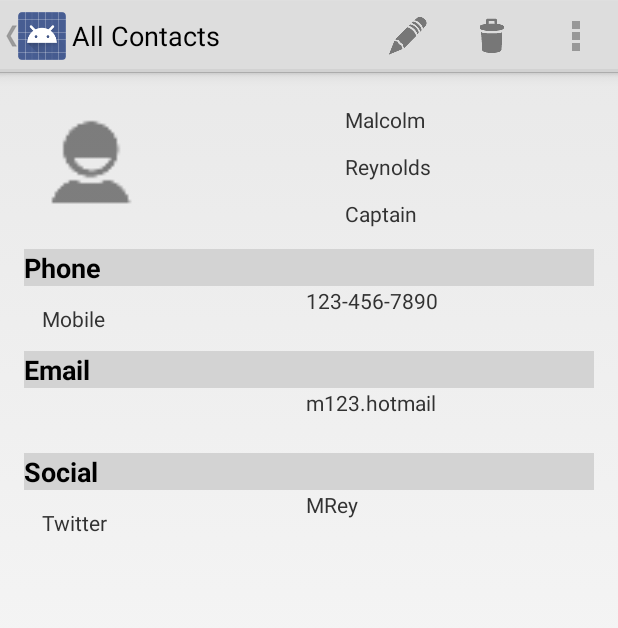
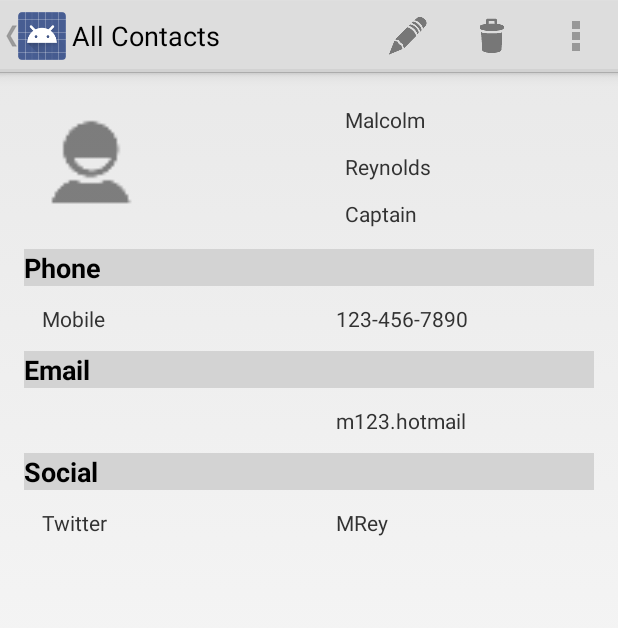
Before and after one commit to ggalasso/ContactViewer_HW2_BPC, an Android app: the screen it shows after launch (ContactDetails), after a tap on an icon or button, on a phone screen of 412 x 824 dp. Shown: the top 628 px of the screen. Run offline under Robolectric (Android 15) with nearby library versions, the phone set to English and light mode, and no system bars.

Commit message:
Edit Activity-Save

```diff
--- a/app/src/main/res/layout/activity_contact_details.xml
+++ b/app/src/main/res/layout/activity_contact_details.xml
@@ -73,7 +73,7 @@
         android:id="@+id/contact_details_phone_field2"
         android:layout_below="@id/contact_details_phone_label"
         android:layout_alignParentEnd="true"
-        android:layout_marginEnd="32dp" />
+        android:layout_margin="12dp" />
 
     <TextView
         android:layout_width="match_parent"
@@ -102,7 +102,7 @@
         android:id="@+id/contact_details_email_field2"
         android:layout_below="@id/contact_details_email_label"
         android:layout_alignParentEnd="true"
-        android:layout_marginEnd="32dp"  />
+        android:layout_margin="12dp"  />
 
     <TextView
         android:layout_width="match_parent"
@@ -131,6 +131,6 @@
         android:id="@+id/contact_details_social_field2"
         android:layout_below="@id/contact_details_social_label"
         android:layout_alignParentEnd="true"
-        android:layout_marginEnd="32dp"  />
+        android:layout_margin="12dp"  />
 
 </RelativeLayout>
```
